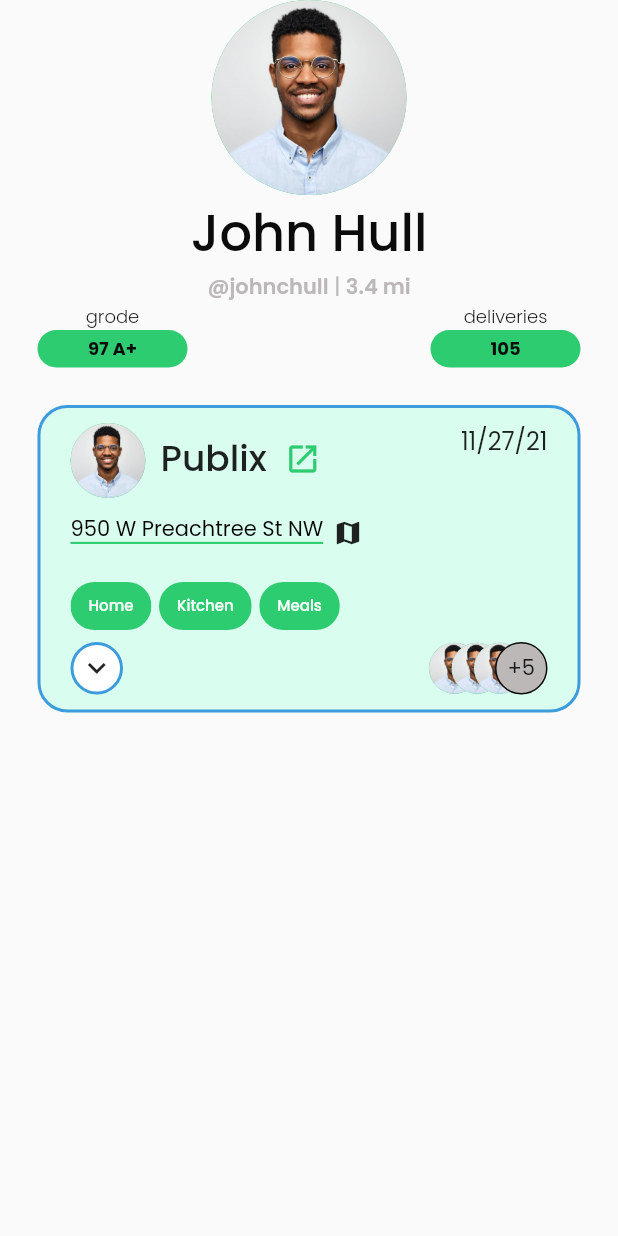
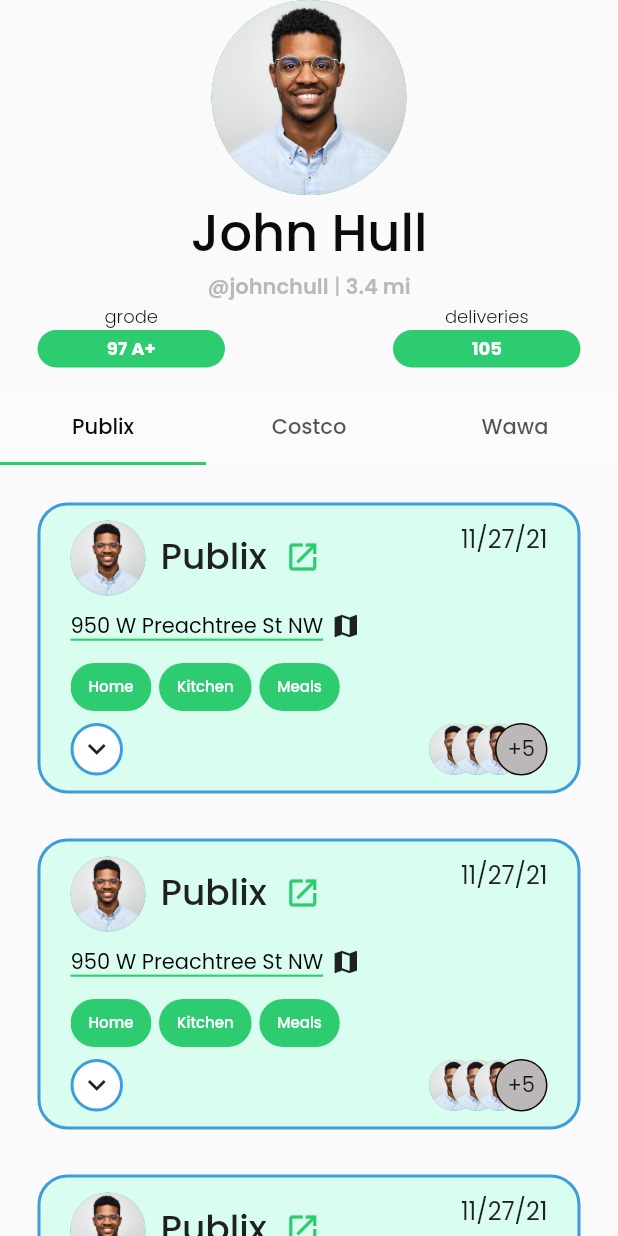
Before and after one commit to GroderApp/groder, a Flutter app: the screen it shows after launch, on a phone screen of 412 x 824 dp. Run offline on Flutter 3.47's test engine with Material 2 defaults, Android fonts, the phone set to English and light mode, and no system bars.

Commit message:
Finished profile
With help of Srikar

```diff
--- a/lib/past_order.dart
+++ b/lib/past_order.dart
@@ -4,7 +4,7 @@ import 'package:groder/shared/groder_colors.dart';
 class PastOrder extends StatelessWidget {
   const PastOrder({Key? key}) : super(key: key);
 
-  Widget groceryCategory(String name) {
+  Widget groceryCategoryTag(String name) {
     return Container(
       padding: const EdgeInsets.fromLTRB(0, 0.0, 5.0, 0.0),
       child: InkWell(
@@ -29,7 +29,7 @@ class PastOrder extends StatelessWidget {
     return Padding(
       padding: const EdgeInsets.symmetric(
         horizontal: 25,
-        vertical: 25,
+        vertical: 15,
       ),
       child: Container(
         padding: const EdgeInsets.symmetric(
@@ -84,8 +84,13 @@ class PastOrder extends StatelessWidget {
                 ),
               ],
             ),
+            const SizedBox(
+              height: 10,
+            ),
+            Column(
+              crossAxisAlignment: CrossAxisAlignment.start,
+              children: [
                 Row(
-              crossAxisAlignment: CrossAxisAlignment.center,
                   children: [
                     Text(
                       "950 W Preachtree St NW",
@@ -100,11 +105,12 @@ class PastOrder extends StatelessWidget {
                       ),
                     ),
                     IconButton(
+                      constraints: const BoxConstraints(),
                       onPressed: () {},
                       icon: const Icon(Icons.map),
                       iconSize: 20,
-                  padding: const EdgeInsets.fromLTRB(0, 0, 15, 2),
-                )
+                      padding: const EdgeInsets.fromLTRB(5, 0, 0, 7),
+                    ),
                   ],
                 ),
                 Align(
@@ -113,12 +119,14 @@ class PastOrder extends StatelessWidget {
                     scrollDirection: Axis.horizontal,
                     child: Row(
                       children: [
-                    groceryCategory("Home"),
-                    groceryCategory("Kitchen"),
-                    groceryCategory("Meals"),
+                        groceryCategoryTag("Home"),
+                        groceryCategoryTag("Kitchen"),
+                        groceryCategoryTag("Meals"),
                       ],
                     ),
                   ),
+                ),
+              ],
             ),
             Row(
               children: [
--- a/lib/profile.dart
+++ b/lib/profile.dart
@@ -2,13 +2,19 @@ import 'package:flutter/material.dart';
 import 'package:groder/past_order.dart';
 import 'package:groder/shared/groder_colors.dart';
 
-class Profile extends StatelessWidget {
-  const Profile({Key? key}) : super(key: key);
+class Profile extends StatefulWidget {
+  Profile({Key? key}) : super(key: key);
 
   @override
+  State<Profile> createState() => _ProfileState();
+}
+
+class _ProfileState extends State<Profile> {
+  @override
   Widget build(BuildContext context) {
-    return SafeArea(
-      child: Container(
+    return DefaultTabController(
+      length: 3,
+      child: SafeArea(
         child: Center(
           child: Column(
             children: [
@@ -65,14 +71,14 @@ class Profile extends StatelessWidget {
                         ),
                       ),
                       Container(
-                        width: 100,
+                        width: 125,
                         height: 25,
                         child: Center(
                           child: Text(
                             "97 A+",
                             style: TextStyle(
                               fontWeight: FontWeight.bold,
-                              color: GroderColors.black,
+                              color: GroderColors.white,
                               fontSize: 12,
                             ),
                           ),
@@ -86,7 +92,7 @@ class Profile extends StatelessWidget {
                       ),
                     ],
                   ),
-                  Spacer(),
+                  const Spacer(),
                   Column(
                     children: [
                       Text(
@@ -98,14 +104,14 @@ class Profile extends StatelessWidget {
                         ),
                       ),
                       Container(
-                        width: 100,
+                        width: 125,
                         height: 25,
                         child: Center(
                           child: Text(
                             "105",
                             style: TextStyle(
                               fontWeight: FontWeight.bold,
-                              color: GroderColors.black,
+                              color: GroderColors.white,
                               fontSize: 12,
                             ),
                           ),
@@ -124,7 +130,62 @@ class Profile extends StatelessWidget {
                   ),
                 ],
               ),
-              const PastOrder(),
+              const SizedBox(
+                height: 15,
+              ),
+              SizedBox(
+                  height: 50,
+                  child: AppBar(
+                    elevation: 0,
+                    backgroundColor: Colors.white12,
+                    bottom: TabBar(labelColor: GroderColors.black, tabs: [
+                      Tab(child: Text("Publix")),
+                      Tab(child: Text("Costco")),
+                      Tab(child: Text("Wawa")),
+                    ]),
+                  )),
+              Expanded(
+                  child: TabBarView(
+                children: [
+                  SingleChildScrollView(
+                    scrollDirection: Axis.vertical,
+                    child: Column(
+                      children: const [
+                        SizedBox(height: 10),
+                        PastOrder(),
+                        PastOrder(),
+                        PastOrder(),
+                        PastOrder(),
+                        PastOrder(),
+                      ],
+                    ),
+                  ),
+                  SingleChildScrollView(
+                    scrollDirection: Axis.vertical,
+                    child: Column(
+                      children: const [
+                        PastOrder(),
+                        PastOrder(),
+                        PastOrder(),
+                        PastOrder(),
+                        PastOrder(),
+                      ],
+                    ),
+                  ),
+                  SingleChildScrollView(
+                    scrollDirection: Axis.vertical,
+                    child: Column(
+                      children: const [
+                        PastOrder(),
+                        PastOrder(),
+                        PastOrder(),
+                        PastOrder(),
+                        PastOrder(),
+                      ],
+                    ),
+                  ),
+                ],
+              )),
             ],
           ),
         ),
--- a/pubspec.yaml
+++ b/pubspec.yaml
@@ -34,6 +34,7 @@ dependencies:
   # The following adds the Cupertino Icons font to your application.
   # Use with the CupertinoIcons class for iOS style icons.
   cupertino_icons: ^1.0.2
+  flappy_search_bar_ns: ^2.0.2
 
 dev_dependencies:
   flutter_test:
```
Also changed, not shown: pubspec.lock. Lines whose indentation alone changed are shown as unchanged.
